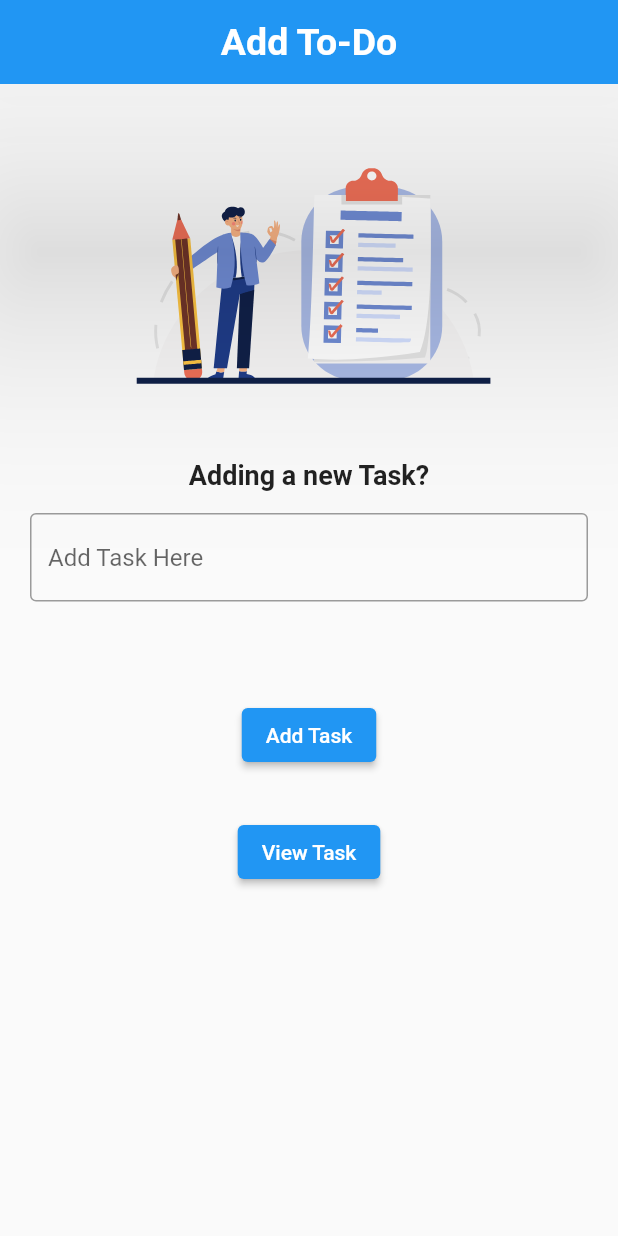
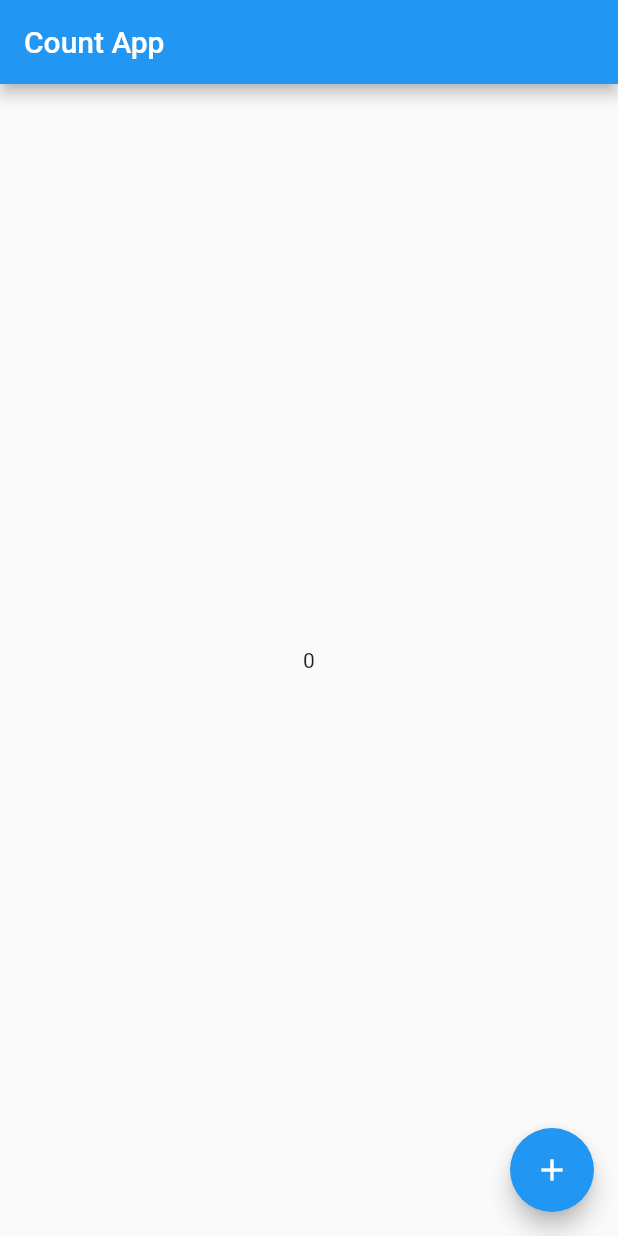
Before and after one commit to rizwanshah123/stateee_managment, a Flutter app: the screen it shows after launch, on a phone screen of 412 x 824 dp. Run offline on Flutter 3.47's test engine with Material 2 defaults, Android fonts, the phone set to English and light mode, and no system bars; our stand-ins replace lottie.

Commit message:
added provider example

```diff
--- a/lib/main.dart
+++ b/lib/main.dart
@@ -1,7 +1,10 @@
 import 'package:flutter/material.dart';
-import 'package:state_managment/todo_app/screen/home_page_todo.dart';
-import 'package:state_managment/todo_app/state/app_state.dart';
-import 'cart_example/states/app_state.dart';
+import 'package:provider/provider.dart';
+import 'package:state_managment/provider/carttt_example/state/count_app_provider.dart';
+import 'package:state_managment/provider/carttt_example/state/my_app_state.dart';
+import 'package:state_managment/provider/carttt_example/view/home_page.dart';
+
+import 'provider/carttt_example/view/count_app.dart';
 
 void main() {
   runApp(const MyApp());
@@ -13,13 +16,16 @@ class MyApp extends StatelessWidget {
   // This widget is the root of your application.
   @override
   Widget build(BuildContext context) {
-    return TodoApp(
+    return ChangeNotifierProvider<CountState>(
+      create: (BuildContext context) {
+        return CountState();
+      },
       child: MaterialApp(
         title: 'Flutter Demo',
         theme: ThemeData(
           primarySwatch: Colors.blue,
         ),
-        home: TodoDataInput(),
+        home: CountApp(),
       ),
     );
   }
--- /dev/null
+++ b/lib/provider/carttt_example/state/count_app_provider.dart
@@ -0,0 +1,12 @@
+import 'package:flutter/foundation.dart';
+
+class CountState with ChangeNotifier {
+  int _count = 0;
+
+  int get() => _count;
+
+  void increment() {
+    _count++;
+    notifyListeners();
+  }
+}
--- /dev/null
+++ b/lib/provider/carttt_example/view/count_app.dart
@@ -0,0 +1,30 @@
+import 'package:flutter/material.dart';
+import 'package:provider/provider.dart';
+
+import '../state/count_app_provider.dart';
+
+class CountApp extends StatelessWidget {
+  const CountApp({super.key});
+
+  @override
+  Widget build(BuildContext context) {
+    print('build whole widget');
+    var count = Provider.of<CountState>(context,listen:false);
+    return Scaffold(
+      appBar: AppBar(
+        title: const Text('Count App'),
+      ),
+      body: Column(mainAxisAlignment: MainAxisAlignment.center, children: [
+        Center(child: Consumer<CountState>(
+          builder: (BuildContext context, value, Widget? child) {
+            return Text(count.get().toString());
+          },
+        ))
+      ]),
+      floatingActionButton: FloatingActionButton(
+        onPressed: () => {count.increment()},
+        child: const Icon(Icons.add),
+      ),
+    );
+  }
+}
--- a/pubspec.yaml
+++ b/pubspec.yaml
@@ -38,6 +38,7 @@ dependencies:
   cupertino_icons: ^1.0.2
   image_picker: ^0.8.5+3
   lottie: ^1.4.1
+  provider: ^6.0.3
 
 dev_dependencies:
   flutter_test:
```
Also changed, not shown: lib/provider/carttt_example/model/item.dart (added, +10 -0 lines), lib/provider/carttt_example/state/my_app_state.dart (added, +17 -0 lines), lib/provider/carttt_example/view/home_page.dart (added, +91 -0 lines), pubspec.lock.
